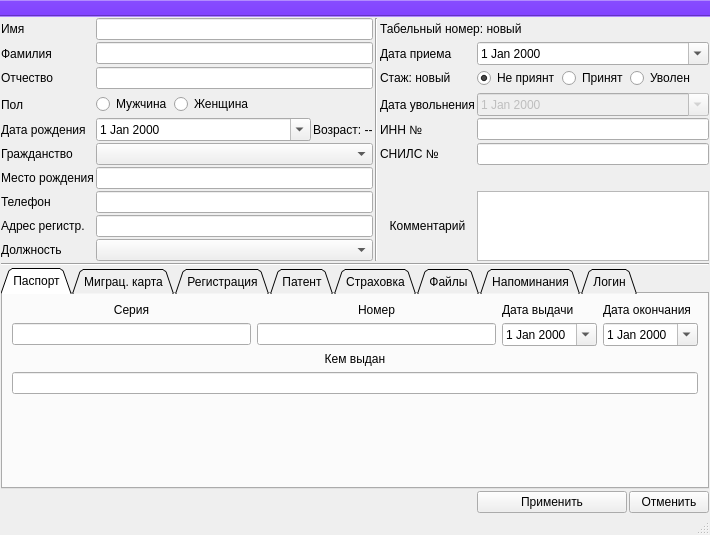
Above: ui/add_work.ui from Meller008/CRM-Avi before the change. Below: the same form after it.
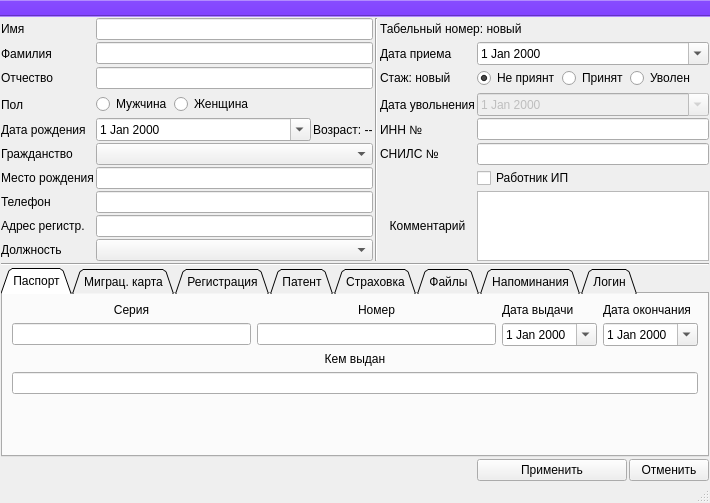
That is the form after the change.

Commit message: Работа - Добавление голки работников для ИП, и документы

The edit to the form file:
```diff
--- a/ui/add_work.ui
+++ b/ui/add_work.ui
@@ -7,7 +7,7 @@
     <x>0</x>
     <y>0</y>
     <width>710</width>
-    <height>535</height>
+    <height>503</height>
    </rect>
   </property>
   <property name="windowTitle">
@@ -1237,6 +1237,13 @@
       </item>
      </layout>
     </item>
+    <item row="9" column="6">
+     <widget class="QCheckBox" name="cb_ip">
+      <property name="text">
+       <string>Работник ИП</string>
+      </property>
+     </widget>
+    </item>
    </layout>
    <zorder>label_3</zorder>
    <zorder>le_info_last_name</zorder>
```
Left out of the diff: 199 changed lines with no effect on the pictures. The commit also changes 1 other file.
